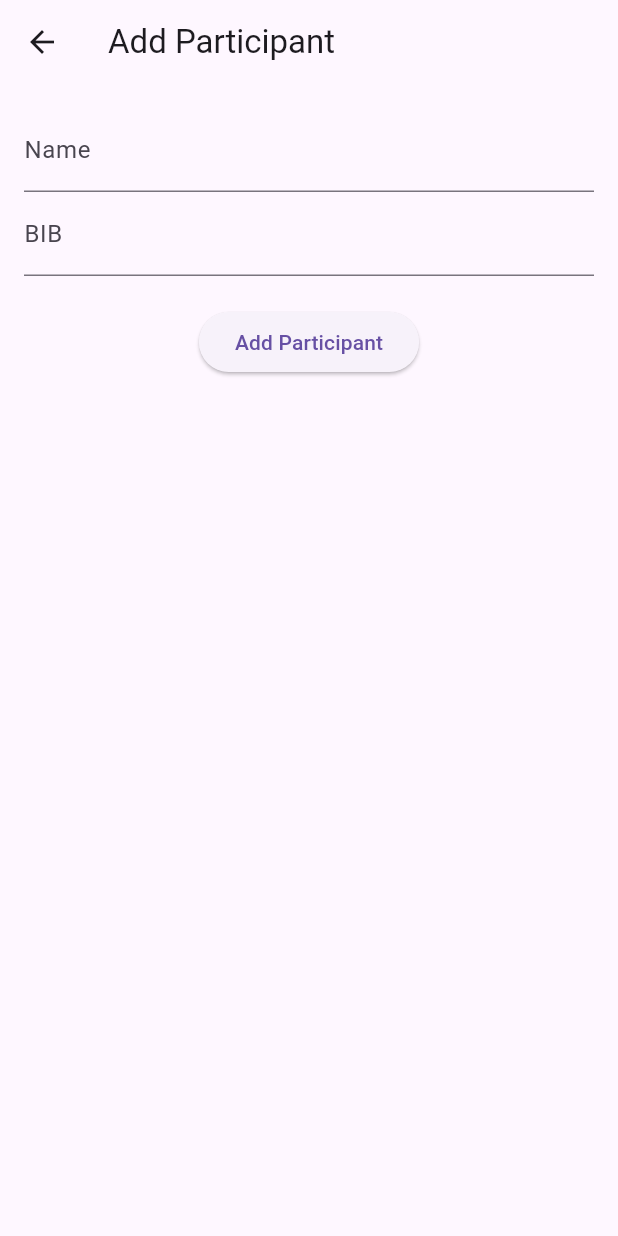
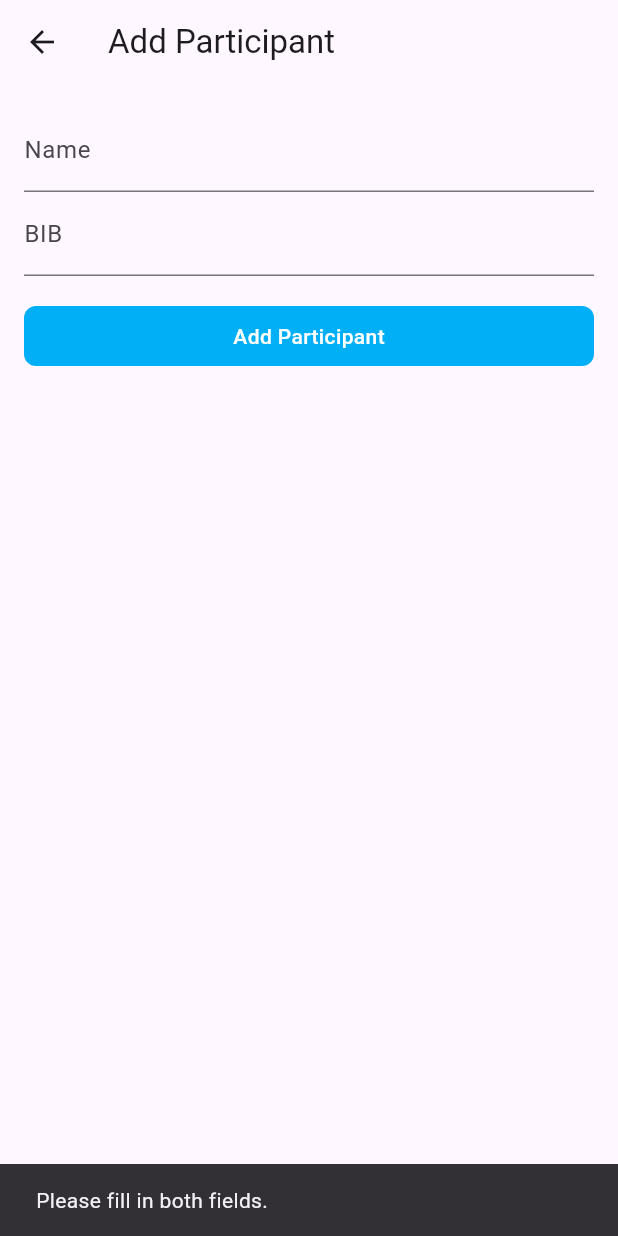
Before and after one commit to LaySatya/Final-Project-Flutter-G27, a Flutter app: the AddParticipantScreen screen opened directly, after a tap on "Add Participant", on a phone screen of 412 x 824 dp. Run offline on Flutter 3.47's test engine with Material 3 defaults, Android fonts, the phone set to English and light mode, and no system bars.

Commit message:
alert-message-widget

```diff
--- a/lib/mock/mock_participants.dart
+++ b/lib/mock/mock_participants.dart
@@ -1,4 +1,5 @@
 import 'package:race_tracking_app/models/segment.dart';
+
 import '../models/participant.dart';
 
 List<Participant> dummyParticipants = [
@@ -29,4 +30,13 @@ List<Participant> dummyParticipants = [
       SegmentType.run: Segment(type: SegmentType.run),
     },
   ),
+   Participant(
+    bib: '015',
+    name: 'Kaka',
+    segments: {
+      SegmentType.swim: Segment(type: SegmentType.swim),
+      SegmentType.cycle: Segment(type: SegmentType.cycle),
+      SegmentType.run: Segment(type: SegmentType.run),
+    },
+  ),
 ];
--- a/lib/ui/screens/participant/add_participant_screen.dart
+++ b/lib/ui/screens/participant/add_participant_screen.dart
@@ -1,8 +1,9 @@
 import 'package:flutter/material.dart';
 import 'package:provider/provider.dart';
+import 'package:race_tracking_app/models/segment.dart'; // Assuming you have a Segment model.
 import 'package:race_tracking_app/providers/participant_provider.dart';
-import 'package:race_tracking_app/models/segment.dart';  // Assuming you have a Segment model.
-import 'package:race_tracking_app/models/participant.dart';
+import 'package:race_tracking_app/ui/widgets/actions/race_text_button.dart';
+import 'package:race_tracking_app/ui/widgets/alerts/success_alert_dialog.dart'; // Import SuccessAlertDialog
 
 class AddParticipantScreen extends StatefulWidget {
   @override
@@ -14,14 +15,12 @@ class _AddParticipantScreenState extends State<AddParticipantScreen> {
   final _bibController = TextEditingController();
 
   // You can predefine some segments if needed
-  final Map<SegmentType, Segment> _segments = {};  // Empty segments map for now
+  final Map<SegmentType, Segment> _segments = {}; // Empty segments map for now
 
   @override
   Widget build(BuildContext context) {
     return Scaffold(
-      appBar: AppBar(
-        title: Text('Add Participant'),
-      ),
+      appBar: AppBar(title: Text('Add Participant')),
       body: Padding(
         padding: const EdgeInsets.all(16.0),
         child: Column(
@@ -35,20 +34,48 @@ class _AddParticipantScreenState extends State<AddParticipantScreen> {
               decoration: InputDecoration(labelText: 'BIB'),
             ),
             SizedBox(height: 20),
-            ElevatedButton(
+
+            // add participant button
+            RaceTextButton(
+              text: "Add Participant",
               onPressed: () {
                 final name = _nameController.text;
                 final bib = _bibController.text;
 
                 if (name.isNotEmpty && bib.isNotEmpty) {
-                  // Create the new participant with an empty segment map
-                  Provider.of<ParticipantProvider>(context, listen: false)
-                      .addParticipant(name, bib, _segments);
+                  try {
+                    // Attempt to add the participant
+                    Provider.of<ParticipantProvider>(context, listen: false)
+                        .addParticipant(name, bib, _segments);
 
-                  Navigator.pop(context);
+                    // Show success message
+                    showDialog(
+                      context: context,
+                      builder: (BuildContext context) {
+                        return SuccessAlertDialog(
+                          message: 'Participant added successfully!',
+                        );
+                      },
+                    );
+
+                    // Close the dialog and screen after a delay
+                    Future.delayed(Duration(seconds: 2), () {
+                      Navigator.of(context).pop(); // Close the dialog
+                      Navigator.of(context).pop(); // Optionally, pop the screen
+                    });
+                  } catch (e) {
+                    // Show error message if BIB already exists
+                    ScaffoldMessenger.of(context).showSnackBar(
+                      SnackBar(content: Text('${e.toString()}')),
+                    );
+                  }
+                } else {
+                  // Show validation error if fields are empty
+                  ScaffoldMessenger.of(context).showSnackBar(
+                    SnackBar(content: Text('Please fill in both fields.')),
+                  );
                 }
               },
-              child: Text('Add Participant'),
             ),
           ],
         ),
--- a/lib/ui/widgets/actions/race_text_button.dart
+++ b/lib/ui/widgets/actions/race_text_button.dart
@@ -2,9 +2,7 @@ import 'package:flutter/material.dart';
 
 import '../../theme/theme.dart';
 
-///
 /// Text Button rendering for the whole application
-///
 class RaceTextButton extends StatelessWidget {
   final String text;
   final VoidCallback? onPressed;
@@ -17,15 +15,28 @@ class RaceTextButton extends StatelessWidget {
 
   @override
   Widget build(BuildContext context) {
-    // Render the button
+    // Render the button with full width
     return SizedBox(
+      width: double.infinity, // Full width of the screen
       child: MouseRegion(
         cursor: SystemMouseCursors.click,
         child: GestureDetector(
-            onTap: onPressed,
-            child: Text(text,
-                style:
-                    RaceTrackingTextStyles.button.copyWith(color: RaceTrackingColors.primary))),
+          onTap: onPressed,
+          child: Container(
+            alignment: Alignment.center,
+            padding: EdgeInsets.symmetric(vertical: 10.0), // Add padding for a better look
+            decoration: BoxDecoration(
+              color: RaceTrackingColors.primary,
+              borderRadius: BorderRadius.circular(8.0), // Optional: Rounded corners
+            ),
+            child: Text(
+              text,
+              style: RaceTrackingTextStyles.button.copyWith(
+                color: RaceTrackingColors.white,
+              ),
+            ),
+          ),
+        ),
       ),
     );
   }
```
Also changed, not shown: lib/providers/participant_provider.dart (+11 -1 lines), lib/ui/widgets/alerts/success_alert_dialog.dart (added, +23 -0 lines).
